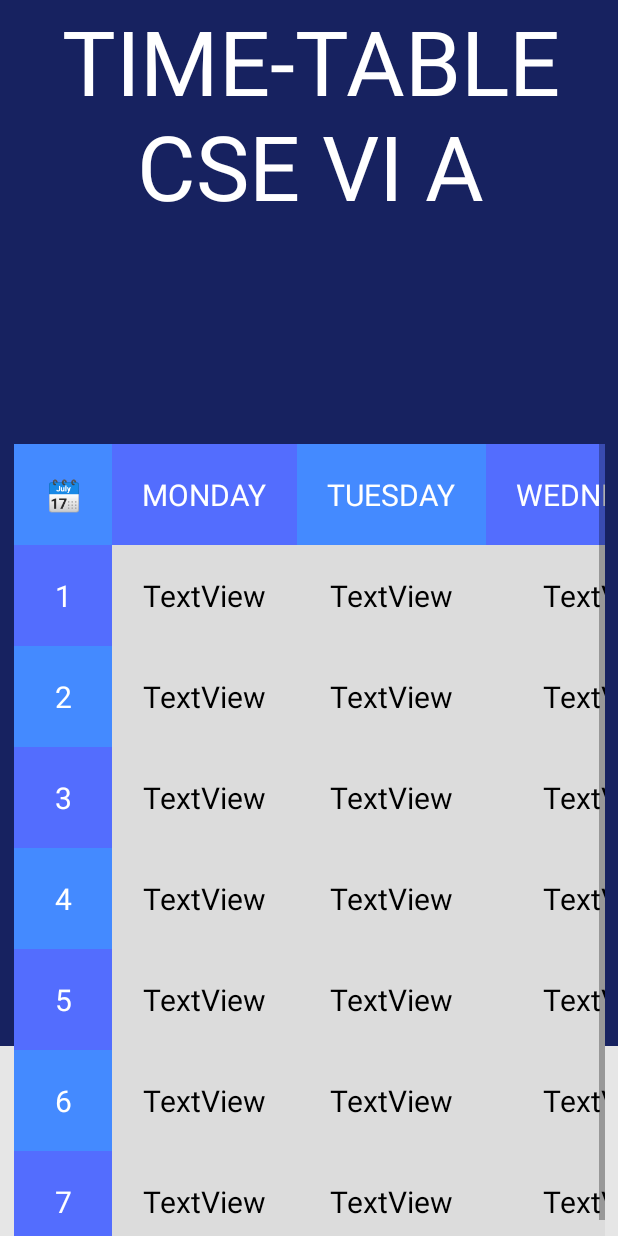
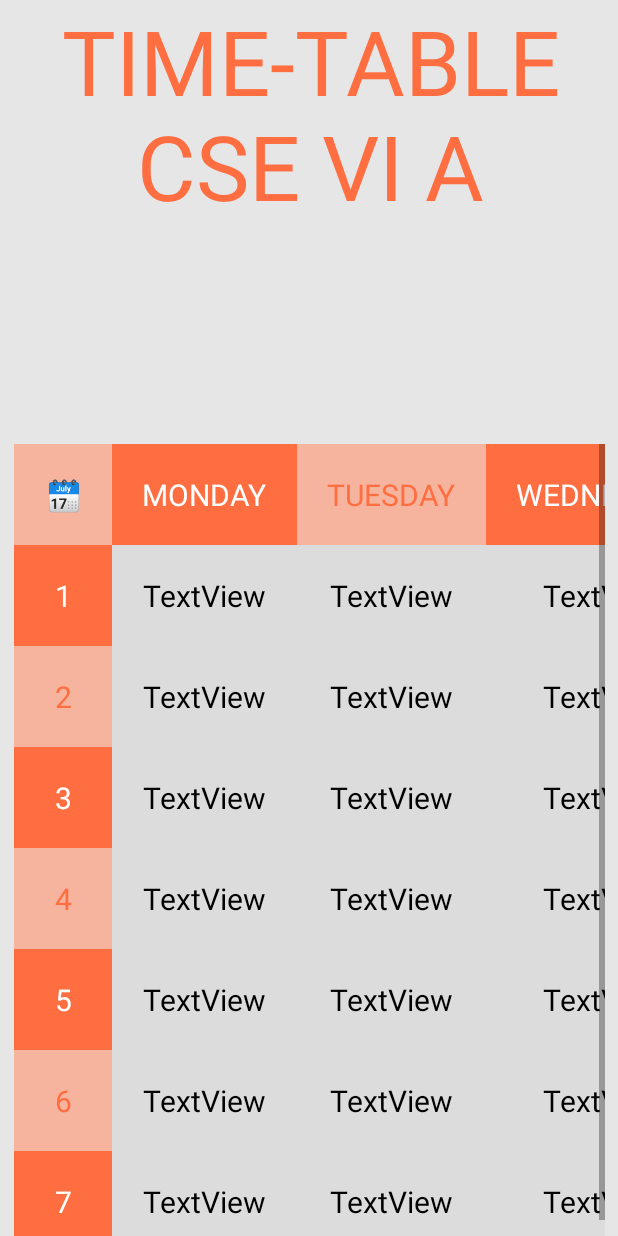
Before and after one commit to AnstonM/Time-Table-Manager, an Android app: the Activity2 screen opened directly, with no data from a screen before it, after a tap on "CSE 6A", on a phone screen of 412 x 824 dp. Run offline under Robolectric (Android 15) with nearby library versions, the phone set to English and light mode, and no system bars.

Commit message:
Time table theme change

```diff
--- a/app/src/main/java/com/example/timetablemanager/Activity2.java
+++ b/app/src/main/java/com/example/timetablemanager/Activity2.java
@@ -13,7 +13,7 @@ public class Activity2 extends AppCompatActivity implements View.OnClickListener
     @Override
     protected void onCreate(Bundle savedInstanceState) {
         super.onCreate(savedInstanceState);
-        setContentView(R.layout.activity_1);
+        setContentView(R.layout.activity_2);
 
         ABtn = (Button) findViewById(R.id.btn1);
         ABtn.setOnClickListener(this);
--- a/app/src/main/res/layout/activity_8.xml
+++ b/app/src/main/res/layout/activity_8.xml
@@ -11,10 +11,10 @@
         android:id="@+id/textView3"
         android:layout_width="553dp"
         android:layout_height="697dp"
-        android:background="#172260"
+        android:background="#00172260"
         android:text="TIME-TABLE\nCSE VI A"
         android:textAlignment="center"
-        android:textColor="#FFFFFF"
+        android:textColor="#FF6E40"
         android:textSize="60sp"
         app:layout_constraintBottom_toTopOf="@+id/scrollView2"
         app:layout_constraintEnd_toEndOf="parent"
@@ -51,7 +51,7 @@
                         android:layout_width="wrap_content"
                         android:layout_height="wrap_content"
                         android:layout_weight="1"
-                        android:background="#448AFF"
+                        android:background="#F6B39E"
                         android:gravity="center"
                         android:padding="20dip"
                         android:text="🗓️"
@@ -65,7 +65,7 @@
                         android:layout_width="wrap_content"
                         android:layout_height="wrap_content"
                         android:layout_weight="1"
-                        android:background="#536DFE"
+                        android:background="#FF6E40"
                         android:gravity="center"
                         android:padding="20dip"
                         android:text="MONDAY"
@@ -79,11 +79,11 @@
                         android:layout_width="wrap_content"
                         android:layout_height="wrap_content"
                         android:layout_weight="1"
-                        android:background="#448AFF"
+                        android:background="#F6B39E"
                         android:gravity="center"
                         android:padding="20dip"
                         android:text="TUESDAY"
-                        android:textColor="#FFFFFF"
+                        android:textColor="#FF6E40"
                         android:textSize="20sp"
                         tools:layout_editor_absoluteX="161dp"
                         tools:layout_editor_absoluteY="171dp" />
@@ -93,7 +93,7 @@
                         android:layout_width="wrap_content"
                         android:layout_height="wrap_content"
                         android:layout_weight="1"
-                        android:background="#536DFE"
+                        android:background="#FF6E40"
                         android:gravity="center"
                         android:padding="20dip"
                         android:text="WEDNESDAY"
@@ -107,11 +107,11 @@
                         android:layout_width="wrap_content"
                         android:layout_height="wrap_content"
                         android:layout_weight="1"
-                        android:background="#448AFF"
+                        android:background="#F6B39E"
                         android:gravity="center"
                         android:padding="20dip"
                         android:text="THURSDAY"
-                        android:textColor="#FFFFFF"
+                        android:textColor="#FF6E40"
                         android:textSize="20sp"
                         tools:layout_editor_absoluteX="161dp"
                         tools:layout_editor_absoluteY="171dp" />
@@ -121,7 +121,7 @@
                         android:layout_width="wrap_content"
                         android:layout_height="wrap_content"
                         android:layout_weight="1"
-                        android:background="#536DFE"
+                        android:background="#FF6E40"
                         android:gravity="center"
                         android:padding="20dip"
                         android:text=" FRIDAY "
@@ -136,11 +136,11 @@
                         android:layout_width="wrap_content"
                         android:layout_height="wrap_content"
                         android:layout_weight="1"
-                        android:background="#448AFF"
+                        android:background="#F6B39E"
                         android:gravity="center"
                         android:padding="20dip"
                         android:text="SATURDAY"
-                        android:textColor="#FFFFFF"
+                        android:textColor="#FF6E40"
                         android:textSize="20sp"
                         tools:layout_editor_absoluteX="161dp"
                         tools:layout_editor_absoluteY="171dp" />
@@ -157,7 +157,7 @@
                         android:layout_width="wrap_content"
                         android:layout_height="wrap_content"
                         android:layout_weight="1"
-                        android:background="#536DFE"
+                        android:background="#FF6E40"
                         android:gravity="center"
                         android:padding="20dip"
                         android:text="1"
@@ -262,11 +262,11 @@
                         android:layout_width="wrap_content"
                         android:layout_height="wrap_content"
                         android:layout_weight="1"
-                        android:background="#448AFF"
+                        android:background="#F6B39E"
                         android:gravity="center"
                         android:padding="20dip"
                         android:text="2"
-                        android:textColor="#FFFFFF"
+                        android:textColor="#FF6E40"
                         android:textSize="20sp"
                         tools:layout_editor_absoluteX="161dp"
                         tools:layout_editor_absoluteY="171dp" />
@@ -367,7 +367,7 @@
                         android:layout_width="wrap_content"
                         android:layout_height="wrap_content"
                         android:layout_weight="1"
-                        android:background="#536DFE"
+                        android:background="#FF6E40"
                         android:gravity="center"
                         android:padding="20dip"
                         android:text="3"
@@ -472,11 +472,11 @@
                         android:layout_width="wrap_content"
                         android:layout_height="wrap_content"
                         android:layout_weight="1"
-                        android:background="#448AFF"
+                        android:background="#F6B39E"
                         android:gravity="center"
                         android:padding="20dip"
                         android:text="4"
-                        android:textColor="#FFFFFF"
+                        android:textColor="#FF6E40"
                         android:textSize="20sp"
                         tools:layout_editor_absoluteX="161dp"
                         tools:layout_editor_absoluteY="171dp" />
@@ -577,7 +577,7 @@
                         android:layout_width="wrap_content"
                         android:layout_height="wrap_content"
                         android:layout_weight="1"
-                        android:background="#536DFE"
+                        android:background="#FF6E40"
                         android:gravity="center"
                         android:padding="20dip"
                         android:text="5"
@@ -682,11 +682,11 @@
                         android:layout_width="wrap_content"
                         android:layout_height="wrap_content"
                         android:layout_weight="1"
-                        android:background="#448AFF"
+                        android:background="#F6B39E"
                         android:gravity="center"
                         android:padding="20dip"
                         android:text="6"
-                        android:textColor="#FFFFFF"
+                        android:textColor="#FF6E40"
                         android:textSize="20sp"
                         tools:layout_editor_absoluteX="161dp"
                         tools:layout_editor_absoluteY="171dp" />
@@ -787,7 +787,7 @@
                         android:layout_width="wrap_content"
                         android:layout_height="wrap_content"
                         android:layout_weight="1"
-                        android:background="#536DFE"
+                        android:background="#FF6E40"
                         android:gravity="center"
                         android:padding="20dip"
                         android:text="7"
```
